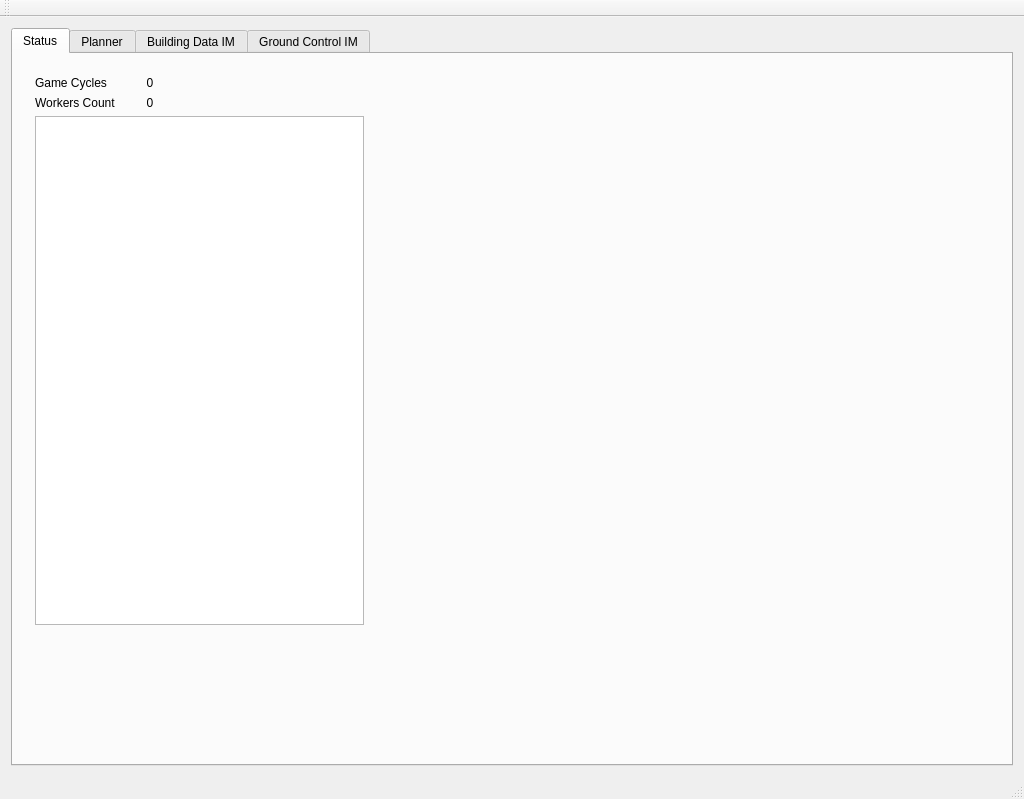
RtsAiResearch/IStrategizer, file src/IStrategizerBWAPIClient/ClientMain.ui: the form before one commit.
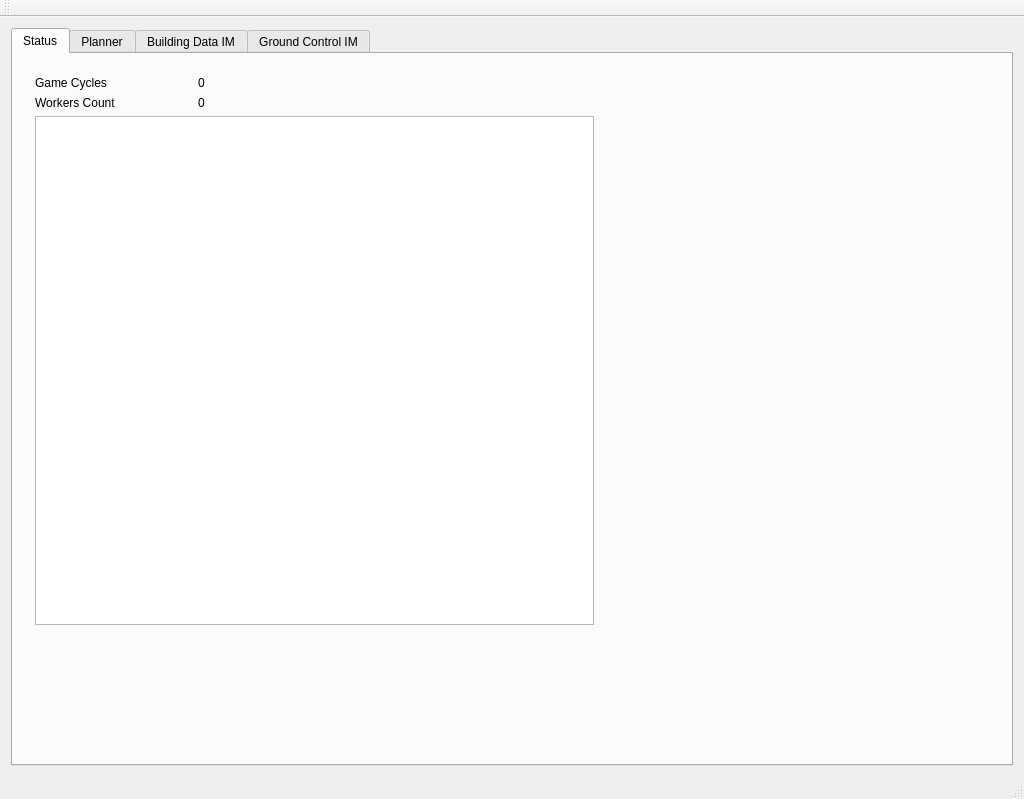
The form after the commit.

Commit message: Visualize the set of workers for each state

Diff of the .ui file:
```diff
--- a/src/IStrategizerBWAPIClient/ClientMain.ui
+++ b/src/IStrategizerBWAPIClient/ClientMain.ui
@@ -64,7 +64,7 @@
            <rect>
             <x>11</x>
             <y>11</y>
-            <width>351</width>
+            <width>581</width>
             <height>571</height>
            </rect>
           </property>
```
The commit also changes 2 other files.
